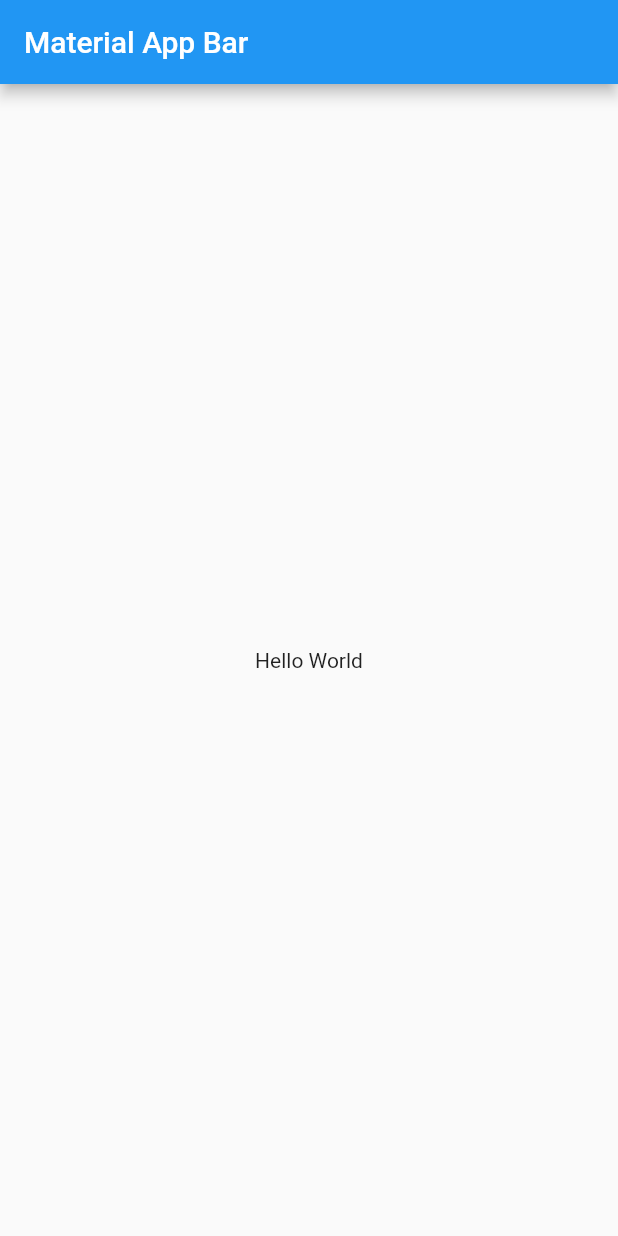
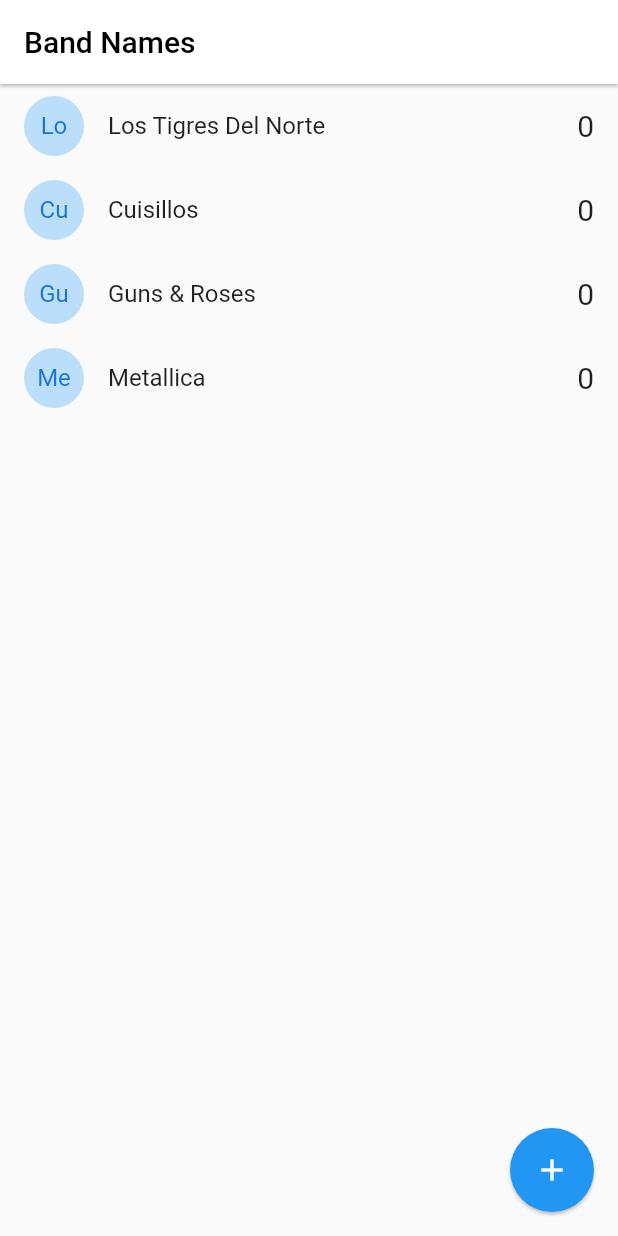
Before and after one commit to ArnulfoVargas/band_names, a Flutter app: the screen it shows after launch, on a phone screen of 412 x 824 dp. Run offline on Flutter 3.47's test engine with Material 2 defaults, Android fonts, the phone set to English and light mode, and no system bars.

Commit message:
Front end

```diff
--- /dev/null
+++ b/lib/Routes/app_routes.dart
@@ -0,0 +1,8 @@
+import 'package:band_names/pages/home.dart';
+
+class AppRoutes{
+  static String initialRoute = 'home';
+  static final routes = {
+    'home': (_) => const HomePage()
+  };
+}
--- a/lib/main.dart
+++ b/lib/main.dart
@@ -1,3 +1,4 @@
+import 'package:band_names/Routes/app_routes.dart';
 import 'package:flutter/material.dart';
 
 void main() => runApp(const MyApp());
@@ -9,14 +10,9 @@ class MyApp extends StatelessWidget {
   Widget build(BuildContext context) {
     return MaterialApp(
       title: 'Material App',
-      home: Scaffold(
-        appBar: AppBar(
-          title: const Text('Material App Bar'),
-        ),
-        body: const Center(
-          child: Text('Hello World'),
-        ),
-      ),
+      debugShowCheckedModeBanner: false,
+      initialRoute: AppRoutes.initialRoute,
+      routes: AppRoutes.routes,
     );
   }
 }
--- /dev/null
+++ b/lib/models/band.dart
@@ -0,0 +1,14 @@
+class Band{
+  String id;
+  String name;
+  int votes;
+
+  Band({
+    required this.id,
+    required this.name,
+    required this.votes,
+  });
+
+  factory Band.fromMap(Map<String, dynamic> obj) =>
+    Band(id: obj['id'], name: obj["name"], votes: obj["votes"]);
+}
--- /dev/null
+++ b/lib/pages/home.dart
@@ -0,0 +1,150 @@
+import 'dart:io';
+
+import 'package:flutter/cupertino.dart';
+import 'package:flutter/material.dart';
+import 'package:band_names/models/band.dart';
+
+class HomePage extends StatefulWidget {
+
+  const HomePage({Key? key}) : super(key: key);
+
+  @override
+  State<HomePage> createState() => _HomePageState();
+}
+
+class _HomePageState extends State<HomePage> {
+
+  final List<Band> bands = [
+    Band(id: '1', name: 'Los Tigres Del Norte', votes: 0),
+    Band(id: '2', name: 'Cuisillos', votes: 0),
+    Band(id: '3', name: 'Guns & Roses', votes: 0),
+    Band(id: '4', name: 'Metallica', votes: 0),
+  ];
+
+  @override
+  Widget build(BuildContext context) {
+    return Scaffold(
+      appBar: AppBar(
+          elevation: 1,
+          title: const Text(
+              "Band Names",
+              style: TextStyle(
+                color: Colors.black
+              ),
+            ),
+            backgroundColor: Colors.white,
+        ),
+
+      body: ListView.builder(
+        itemCount: bands.length,
+        itemBuilder: (ctx, i) => _bandTile(bands[i]),
+      ),
+      floatingActionButton: FloatingActionButton(
+        elevation: 1,
+        onPressed: addNewBand,
+        child: const Icon(Icons.add),
+      ),
+    );
+  }
+
+  Widget _bandTile(Band band) {
+    return Dismissible(
+      key: Key(band.id),
+      onDismissed: (direction) {
+        print("Dismissed ${band.name}");
+      },
+      direction: DismissDirection.startToEnd,
+      background: Container(
+        padding: const EdgeInsets.only(left: 10),
+        color: Colors.redAccent,
+        child: const Align(
+          alignment: Alignment.centerLeft,
+          child: Icon(
+            Icons.delete_outline_rounded,
+            color: Colors.white,
+            size: 36,
+          ),
+        ),
+      ),
+      child: ListTile(
+        title: Text(band.name),
+        leading: CircleAvatar(
+          backgroundColor: Colors.blue[100],
+          child: Text(band.name.substring(0, 2)),
+        ),
+        trailing: Text("${band.votes}", style: const TextStyle(fontSize: 20),),
+        onTap: () {
+          print(band.name);
+        }
+      ),
+    );
+  }
+
+  addNewBand(){
+    final textController = TextEditingController();
+
+    if (Platform.isAndroid) {
+      return _androidDialog(textController);
+    }
+
+    return showCupertinoDialog(
+      context: context,
+      builder: (_) {
+        return CupertinoAlertDialog(
+          title: const Text("New Band Name: "),
+          content: CupertinoTextField(
+            controller: textController,
+          ),
+          actions: [
+            CupertinoDialogAction(
+              isDefaultAction: true,
+              onPressed: () => {
+                _addBandNameToList(textController.text)
+              },
+              child: const Text("Add"),
+            ),
+            CupertinoDialogAction(
+              isDestructiveAction: true,
+              onPressed: () => {
+                Navigator.pop(context)
+              },
+              child: const Text("Cancel"),
+            )
+          ],
+        );
+      }
+    );
+  }
+
+  Future<dynamic> _androidDialog(TextEditingController textController) {
+    return showDialog(
+      context: context,
+      builder: (context) {
+        return AlertDialog(
+          title: const Text("New Band Name: "),
+          content: TextField(
+            controller: textController,
+          ),
+          actions: [
+            MaterialButton(
+              elevation: 5,
+              textColor: Colors.blue,
+              onPressed: () => _addBandNameToList(textController.text),
+
+              child: const Text("Add"),
+            )
+          ],
+        );
+      }
+    );
+  }
+
+  void _addBandNameToList( String name) {
+    if (name.isNotEmpty) {
+      //Can add
+      bands.add(Band(id: DateTime.now().toString(), name: name, votes: 0));
+      setState(() {});
+    }
+    Navigator.pop(context);
+  }
+}
```
